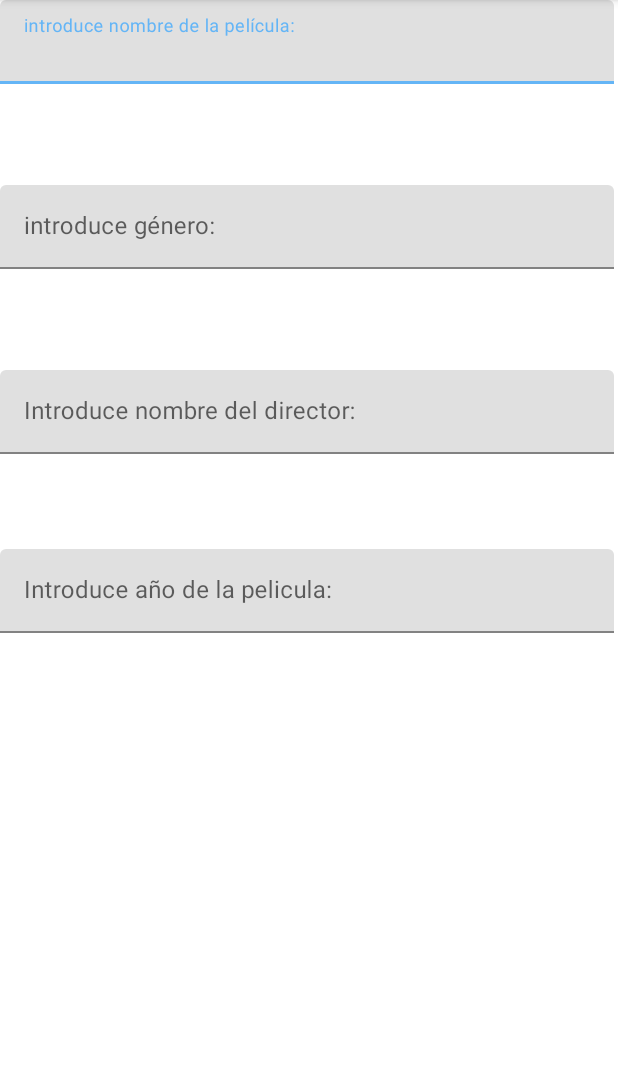
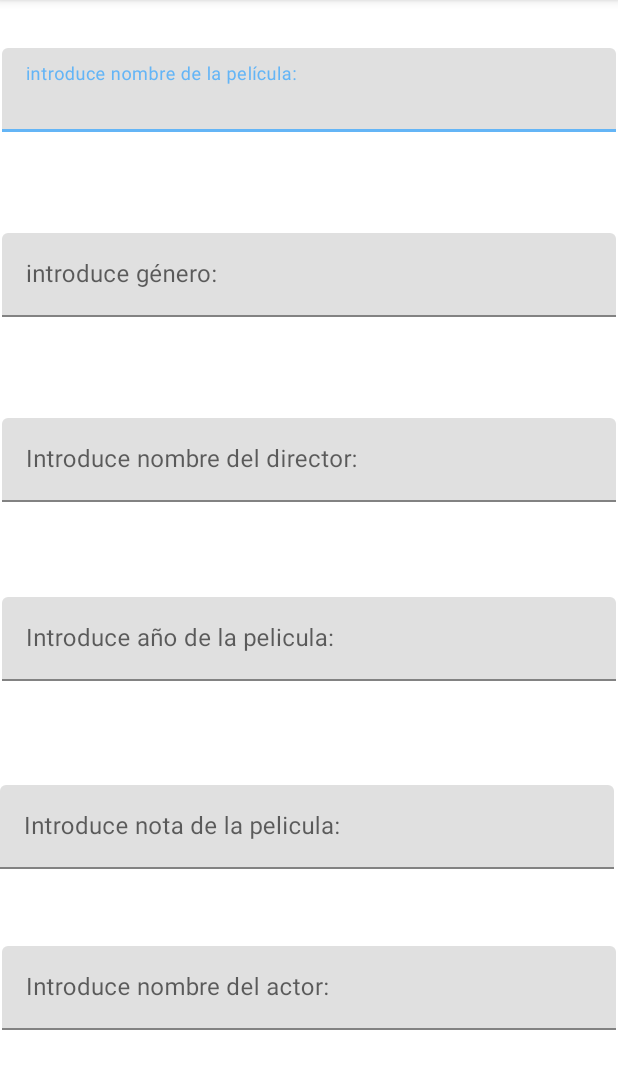
Before and after one commit to nachoregueiro/RegueiroRodriguezIgnacioProyectoPMDM, an Android app: the formulario_Pelicula screen opened directly, with no data from a screen before it, on a phone screen of 412 x 824 dp, the part 84-1173 px from its top. Run offline under Robolectric (Android 15) with nearby library versions, the phone set to English and light mode, and no system bars.

Commit message:
Hecho borrar y añadir pelicula.

```diff
--- a/app/src/main/AndroidManifest.xml
+++ b/app/src/main/AndroidManifest.xml
@@ -8,6 +8,7 @@
         android:allowBackup="true"
         android:icon="@mipmap/ic_launcher"
         android:label="FilmPeliculas"
+        android:name=".App"
         android:roundIcon="@mipmap/ic_launcher_round"
         android:supportsRtl="true"
         android:theme="@style/Theme.RegueiroRodriguezIgnacioProyectoPMDM">
--- a/app/src/main/java/adapters/PeliculasListaAdapter.kt
+++ b/app/src/main/java/adapters/PeliculasListaAdapter.kt
@@ -40,9 +40,7 @@ class PeliculasListaAdapter(val peliculas: List<Pelicula>,val miActivity:Activit
                 intent.putExtra("Pelicula",pelicula)
             holder.itemView.rootView.context.startActivity(intent)
         }
-
     }
-
 
 
     class PeliculasViewHolder(itemView: View) : RecyclerView.ViewHolder(itemView) {
--- a/app/src/main/java/entities/Pelicula.kt
+++ b/app/src/main/java/entities/Pelicula.kt
@@ -2,7 +2,7 @@ package entities
 
 import java.io.Serializable
 
-class Pelicula(
+data class Pelicula(
     var titulo:String,
     var director:String,
     var actor:String,
--- a/app/src/main/java/es/regueirorodriguezignacioproyectopmdm/SegundaActivity.kt
+++ b/app/src/main/java/es/regueirorodriguezignacioproyectopmdm/SegundaActivity.kt
@@ -22,6 +22,8 @@ class SegundaActivity : AppCompatActivity() {
         binding = ActivitySegundaBinding.inflate(layoutInflater)
         setContentView(binding.root)
         btAtrás=findViewById(R.id.btAtrás)
+
+
 
         btAtrás.setOnClickListener{
             val intent = Intent(this, MainActivity::class.java)
--- a/app/src/main/java/es/regueirorodriguezignacioproyectopmdm/formulario_Pelicula.kt
+++ b/app/src/main/java/es/regueirorodriguezignacioproyectopmdm/formulario_Pelicula.kt
@@ -6,12 +6,29 @@ import android.os.Bundle
 import android.view.Menu
 import android.view.MenuItem
 import android.widget.Toast
+import com.google.android.material.textfield.TextInputEditText
+import entities.Pelicula
+import es.regueirorodriguezignacioproyectopmdm.App.Companion.peliculas
 
 class formulario_Pelicula : AppCompatActivity() {
+
+    private lateinit var tveTitulo :TextInputEditText
+    private lateinit var tveGenero :TextInputEditText
+    private lateinit var tvDirector :TextInputEditText
+    private lateinit var tveAño :TextInputEditText
+    private lateinit var tveNota:TextInputEditText
+
     override fun onCreate(savedInstanceState: Bundle?) {
         super.onCreate(savedInstanceState)
         setContentView(R.layout.activity_formulario_pelicula)
     //formulario detalle peliculas
+
+       tveTitulo=findViewById(R.id.tveTitulo)
+        tveGenero=findViewById<TextInputEditText>(R.id.tveGénero)
+        tvDirector=findViewById<TextInputEditText>(R.id.tveDirector)
+        tveAño=findViewById<TextInputEditText>(R.id.tveAño)
+        tveNota=findViewById<TextInputEditText>(R.id.tveNota)
+
     }
 
     override fun onCreateOptionsMenu(menu: Menu?): Boolean {
@@ -22,7 +39,14 @@ class formulario_Pelicula : AppCompatActivity() {
     override fun onOptionsItemSelected(item: MenuItem): Boolean {
         return when (item.itemId) {
             R.id.check -> {
-                Toast.makeText(this, "Personaje guardado correctamente.", Toast.LENGTH_SHORT).show()
+                val titulo=tveTitulo.text.toString()
+                val actor=tveGenero.text.toString()
+                val director=tvDirector.text.toString()
+                //falta castear a doubleval nota=tveNota.toString()
+                //falta añadir url val url=tve
+
+                peliculas.add(Pelicula(titulo,director,actor,nota,url))
+                Toast.makeText(this, "Pelicula añadida correctamente", Toast.LENGTH_SHORT).show()
                 finish()
                 true
             }
--- a/app/src/main/res/layout/activity_detalle_pelicula.xml
+++ b/app/src/main/res/layout/activity_detalle_pelicula.xml
@@ -8,7 +8,7 @@
     tools:context=".detalle_Pelicula_Activity">
 
     <TextView
-        android:id="@+id/tvTitulo"
+        android:id="@+id/tveTitulo"
         style="@style/Widget.MaterialComponents.TextView"
         android:layout_width="138dp"
         android:layout_height="33dp"
@@ -28,7 +28,7 @@
         app:layout_constraintEnd_toEndOf="parent"
         app:layout_constraintHorizontal_bias="0.439"
         app:layout_constraintStart_toStartOf="parent"
-        app:layout_constraintTop_toBottomOf="@+id/tvTitulo"
+        app:layout_constraintTop_toBottomOf="@+id/tveTitulo"
         tools:ignore="MissingConstraints"
         tools:srcCompat="@tools:sample/avatars" />
 
--- a/app/src/main/res/layout/activity_formulario_pelicula.xml
+++ b/app/src/main/res/layout/activity_formulario_pelicula.xml
@@ -11,10 +11,14 @@
         android:id="@+id/tiPelicula"
         android:layout_width="409dp"
         android:layout_height="wrap_content"
-        tools:layout_editor_absoluteX="1dp"
-        tools:layout_editor_absoluteY="81dp">
+        android:layout_marginTop="32dp"
+        app:layout_constraintBottom_toTopOf="@+id/tiGénero"
+        app:layout_constraintEnd_toEndOf="parent"
+        app:layout_constraintStart_toStartOf="parent"
+        app:layout_constraintTop_toTopOf="parent">
 
         <com.google.android.material.textfield.TextInputEditText
+            android:id="@+id/tveTitulo"
             android:layout_width="match_parent"
             android:layout_height="wrap_content"
             android:hint="introduce nombre de la película:" />
@@ -25,10 +29,12 @@
         android:layout_width="409dp"
         android:layout_height="wrap_content"
         android:layout_marginTop="67dp"
-        app:layout_constraintTop_toBottomOf="@+id/tiPelicula"
-        tools:layout_editor_absoluteX="1dp">
+        app:layout_constraintEnd_toEndOf="parent"
+        app:layout_constraintStart_toStartOf="parent"
+        app:layout_constraintTop_toBottomOf="@+id/tiPelicula">
 
         <com.google.android.material.textfield.TextInputEditText
+            android:id="@+id/tveGénero"
             android:layout_width="match_parent"
             android:layout_height="wrap_content"
             android:hint="introduce género:" />
@@ -39,12 +45,13 @@
         android:layout_width="409dp"
         android:layout_height="wrap_content"
         android:layout_marginTop="67dp"
-        app:layout_constraintTop_toBottomOf="@+id/tiGénero"
-        tools:layout_editor_absoluteX="1dp">
-
+        app:layout_constraintEnd_toEndOf="parent"
+        app:layout_constraintStart_toStartOf="parent"
+        app:layout_constraintTop_toBottomOf="@+id/tiGénero">
 
 
         <com.google.android.material.textfield.TextInputEditText
+            android:id="@+id/tveDirector"
             android:layout_width="match_parent"
             android:layout_height="wrap_content"
             android:hint="Introduce nombre del director:" />
@@ -58,10 +65,45 @@
         android:layout_height="wrap_content"
         android:layout_marginTop="63dp"
         android:hint="Introduce año de la pelicula:"
-        app:layout_constraintTop_toBottomOf="@+id/tiDirector"
-        tools:layout_editor_absoluteX="1dp">
+        app:layout_constraintEnd_toEndOf="parent"
+        app:layout_constraintStart_toStartOf="parent"
+        app:layout_constraintTop_toBottomOf="@+id/tiDirector">
 
         <com.google.android.material.textfield.TextInputEditText
+            android:id="@+id/tveAño"
+            android:layout_width="match_parent"
+            android:layout_height="wrap_content" />
+    </com.google.android.material.textfield.TextInputLayout>
+
+    <com.google.android.material.textfield.TextInputLayout
+        android:id="@+id/tiNota"
+        android:layout_width="409dp"
+        android:layout_height="wrap_content"
+        android:layout_marginTop="69dp"
+        android:hint="Introduce nota de la pelicula:"
+        app:layout_constraintStart_toStartOf="parent"
+        app:layout_constraintTop_toBottomOf="@+id/tiAño">
+
+        <com.google.android.material.textfield.TextInputEditText
+            android:id="@+id/tveNota"
+            android:layout_width="match_parent"
+            android:layout_height="wrap_content" />
+    </com.google.android.material.textfield.TextInputLayout>
+
+    <com.google.android.material.textfield.TextInputLayout
+        android:id="@+id/tiActor"
+        android:layout_width="409dp"
+        android:layout_height="wrap_content"
+        android:layout_marginTop="20dp"
+        android:layout_marginBottom="50dp"
+        android:hint="Introduce nombre del actor:"
+        app:layout_constraintBottom_toBottomOf="parent"
+        app:layout_constraintEnd_toEndOf="parent"
+        app:layout_constraintStart_toStartOf="parent"
+        app:layout_constraintTop_toBottomOf="@+id/tiNota">
+
+        <com.google.android.material.textfield.TextInputEditText
+            android:id="@+id/tveActor"
             android:layout_width="match_parent"
             android:layout_height="wrap_content" />
     </com.google.android.material.textfield.TextInputLayout>
```
Also changed, not shown: app/src/main/java/Dao/PeliculasDaoMock.kt (+36 -10 lines), app/src/main/java/es/regueirorodriguezignacioproyectopmdm/App.kt (added, +18 -0 lines), app/src/main/java/es/regueirorodriguezignacioproyectopmdm/ListaPeliculasActivity.kt (+10 -3 lines), app/src/main/java/es/regueirorodriguezignacioproyectopmdm/detalle_Pelicula_Activity.kt (+22 -31 lines), app/src/main/res/menu/menu_borrar.xml (added, +10 -0 lines).
